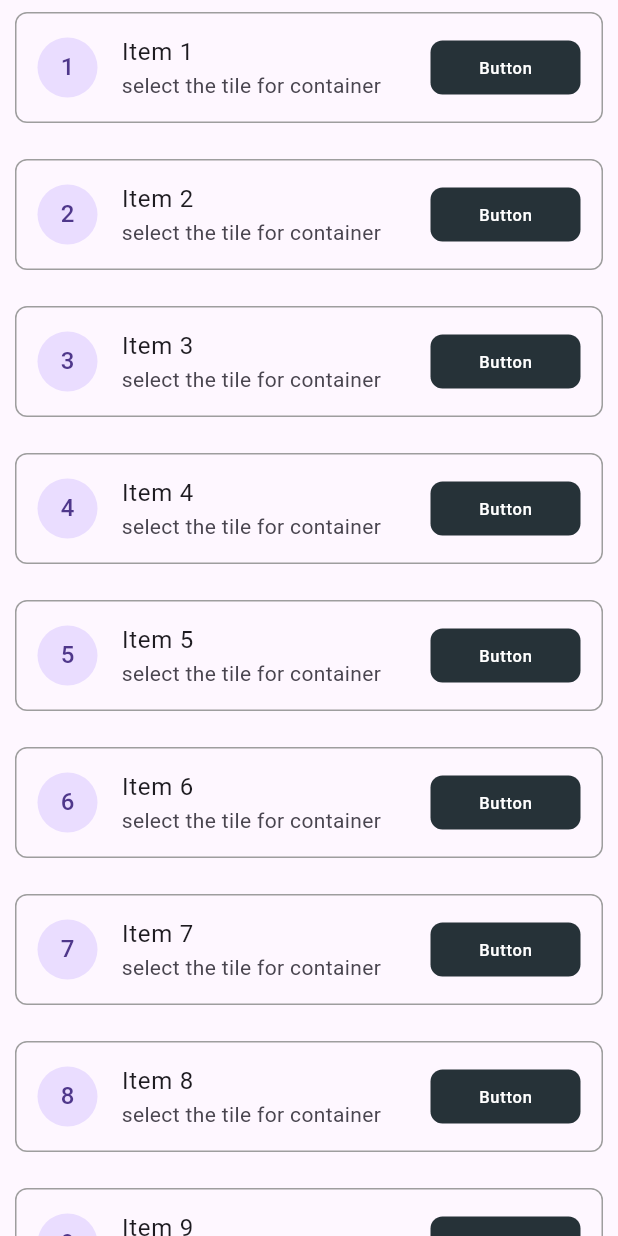
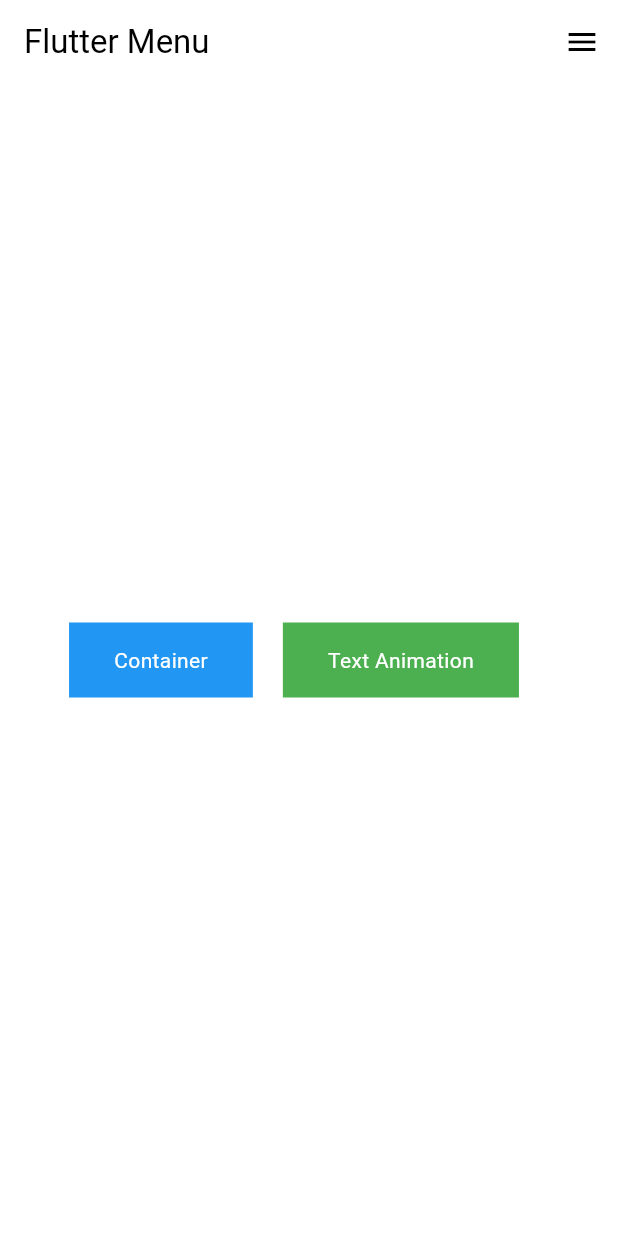
Before and after one commit to wh47/demo_animation, a Flutter app: the LoginPage screen opened directly, after a tap on "Sign In", on a phone screen of 412 x 824 dp. Run offline on Flutter 3.47's test engine with Material 3 defaults, Android fonts, the phone set to English and light mode, and no system bars; our stand-ins replace animate_do, animated_text_kit, iconly, sizer.

Commit message:
added some pages

```diff
--- a/analysis_options.yaml
+++ b/analysis_options.yaml
@@ -23,6 +23,6 @@ linter:
   rules:
     # avoid_print: false  # Uncomment to disable the `avoid_print` rule
     # prefer_single_quotes: true  # Uncomment to enable the `prefer_single_quotes` rule
-
+    prefer_const
 # Additional information about this file can be found at
 # https://dart.dev/guides/language/analysis-options
--- a/lib/main.dart
+++ b/lib/main.dart
@@ -12,8 +12,10 @@ class AnimatedLogin extends StatelessWidget {
   @override
   Widget build(BuildContext context) {
     return Sizer(
-      builder: (context, orientation, deviceType) =>
-          MaterialApp(home: WelcomePage()),
+      builder: (context, orientation, deviceType) => MaterialApp(
+        home: WelcomePage(),
+        debugShowCheckedModeBanner: false,
+      ),
     );
   }
 }
--- a/lib/pages/homescreen.dart
+++ /dev/null
@@ -1,67 +0,0 @@
-import 'package:flutter/material.dart';
-import 'package:animate_do/animate_do.dart';
-import 'package:flutter_application_1/pages/container.dart';
-
-class HomeScreen extends StatelessWidget {
-  @override
-  Widget build(BuildContext context) {
-    return Scaffold(
-      body: ListView.separated(
-        itemCount: 10,
-        separatorBuilder: (context, index) => SizedBox(height: 8),
-        itemBuilder: (context, index) {
-          return Padding(
-            padding: EdgeInsets.symmetric(vertical: 8.0),
-            child: Container(
-              margin: EdgeInsets.fromLTRB(10, 0, 10, 0),
-              decoration: BoxDecoration(
-                border: Border.all(color: Colors.grey),
-                borderRadius: BorderRadius.circular(8.0),
-              ),
-              child: ListTile(
-                onTap: () => Navigator.push(context,
-                    MaterialPageRoute(builder: (context) => SplashContainer())),
-                contentPadding: EdgeInsets.symmetric(horizontal: 14.0),
-                leading: FadeIn(
-                  duration: Duration(milliseconds: 3000),
-                  child: CircleAvatar(
-                    child: Text((index + 1).toString()),
-                  ),
-                ),
-                title: FadeIn(
-                  duration: Duration(milliseconds: 3000),
-                  child: Text('Item ${index + 1}'),
-                ),
-                subtitle: FadeIn(
-                  duration: Duration(milliseconds: 3000),
-                  child: Text('select the tile for container'),
-                ),
-                trailing: FadeIn(
-                  // Wrap the button container with FadeIn widget
-                  duration:
-                      Duration(milliseconds: 3000), // Set animation duration
-                  child: GestureDetector(
-                    onTap: () {},
-                    child: Container(
-                      height: 36,
-                      width: 100,
-                      decoration: BoxDecoration(
-                        color: Colors.blueGrey[900],
-                        borderRadius: BorderRadius.circular(8.0),
-                      ),
-                      alignment: Alignment.center,
-                      child: Text(
-                        'Button',
-                        style: TextStyle(color: Colors.white),
-                      ),
-                    ),
-                  ),
-                ),
-              ),
-            ),
-          );
-        },
-      ),
-    );
-  }
-}
--- a/lib/pages/login.dart
+++ b/lib/pages/login.dart
@@ -1,6 +1,6 @@
 import 'package:animate_do/animate_do.dart';
 import 'package:flutter/material.dart';
-import 'package:flutter_application_1/pages/homescreen.dart';
+import 'package:flutter_application_1/pages/sidemenu.dart';
 import 'package:iconly/iconly.dart';
 import 'package:sizer/sizer.dart';
 
@@ -208,7 +208,8 @@ class _LoginPageState extends State<LoginPage> {
                               Navigator.push(
                                   context,
                                   MaterialPageRoute(
-                                      builder: (context) => HomeScreen()));
+                                      builder: (context) =>
+                                          ExampleStaggeredAnimations()));
                             },
                             child: FadeInUp(
                                 delay: const Duration(milliseconds: 700),
--- /dev/null
+++ b/lib/pages/sidemenu.dart
@@ -0,0 +1,341 @@
+import 'package:flutter/material.dart';
+import 'package:flutter_application_1/pages/container.dart';
+import 'package:flutter_application_1/pages/textanimation.dart';
+
+class ExampleStaggeredAnimations extends StatefulWidget {
+  const ExampleStaggeredAnimations({
+    super.key,
+  });
+
+  @override
+  State<ExampleStaggeredAnimations> createState() =>
+      _ExampleStaggeredAnimationsState();
+}
+
+class _ExampleStaggeredAnimationsState extends State<ExampleStaggeredAnimations>
+    with SingleTickerProviderStateMixin {
+  late AnimationController _drawerSlideController;
+
+  @override
+  void initState() {
+    super.initState();
+
+    _drawerSlideController = AnimationController(
+      vsync: this,
+      duration: const Duration(milliseconds: 150),
+    );
+  }
+
+  @override
+  void dispose() {
+    _drawerSlideController.dispose();
+    super.dispose();
+  }
+
+  bool _isDrawerOpen() {
+    return _drawerSlideController.value == 1.0;
+  }
+
+  bool _isDrawerOpening() {
+    return _drawerSlideController.status == AnimationStatus.forward;
+  }
+
+  bool _isDrawerClosed() {
+    return _drawerSlideController.value == 0.0;
+  }
+
+  void _toggleDrawer() {
+    if (_isDrawerOpen() || _isDrawerOpening()) {
+      _drawerSlideController.reverse();
+    } else {
+      _drawerSlideController.forward();
+    }
+  }
+
+  @override
+  Widget build(BuildContext context) {
+    return Scaffold(
+      backgroundColor: Colors.white,
+      appBar: _buildAppBar(),
+      body: Stack(
+        children: [
+          _buildContent(),
+          _buildDrawer(),
+        ],
+      ),
+    );
+  }
+
+  PreferredSizeWidget _buildAppBar() {
+    return AppBar(
+      title: const Text(
+        'Flutter Menu',
+        style: TextStyle(
+          color: Colors.black,
+        ),
+      ),
+      backgroundColor: Colors.transparent,
+      elevation: 0.0,
+      automaticallyImplyLeading: false,
+      actions: [
+        AnimatedBuilder(
+          animation: _drawerSlideController,
+          builder: (context, child) {
+            return IconButton(
+              onPressed: _toggleDrawer,
+              icon: _isDrawerOpen() || _isDrawerOpening()
+                  ? const Icon(
+                      Icons.clear,
+                      color: Colors.black,
+                    )
+                  : const Icon(
+                      Icons.menu,
+                      color: Colors.black,
+                    ),
+            );
+          },
+        ),
+      ],
+    );
+  }
+
+  Widget _buildContent() {
+    return Center(
+      child: Row(
+        mainAxisAlignment: MainAxisAlignment.center,
+        children: [
+          GestureDetector(
+            onTap: () {
+              Navigator.push(context,
+                  MaterialPageRoute(builder: (context) => SplashContainer()));
+            },
+            child: Container(
+              padding: EdgeInsets.symmetric(vertical: 15, horizontal: 30),
+              color: Colors.blue,
+              child: Text(
+                'Container',
+                style: TextStyle(color: Colors.white),
+              ),
+            ),
+          ),
+          SizedBox(width: 20),
+          GestureDetector(
+            onTap: () {
+              Navigator.push(context,
+                  MaterialPageRoute(builder: (context) => AnimatedText()));
+            },
+            child: Container(
+              padding: EdgeInsets.symmetric(vertical: 15, horizontal: 30),
+              color: Colors.green,
+              child: Text(
+                'Text Animation',
+                style: TextStyle(color: Colors.white),
+              ),
+            ),
+          ),
+          SizedBox(width: 20),
+        ],
+      ),
+    );
+  }
+
+  Widget _buildDrawer() {
+    return AnimatedBuilder(
+      animation: _drawerSlideController,
+      builder: (context, child) {
+        return FractionalTranslation(
+          translation: Offset(1.0 - _drawerSlideController.value, 0.0),
+          child: _isDrawerClosed() ? const SizedBox() : const Menu(),
+        );
+      },
+    );
+  }
+}
+
+class Menu extends StatefulWidget {
+  const Menu({super.key});
+
+  @override
+  State<Menu> createState() => _MenuState();
+}
+
+class _MenuState extends State<Menu> with SingleTickerProviderStateMixin {
+  static const _menuTitles = [
+    'Declarative style',
+    'Premade widgets',
+    'Stateful hot reload',
+    'Native performance',
+    'Great community',
+  ];
+
+  static const _initialDelayTime = Duration(milliseconds: 50);
+  static const _itemSlideTime = Duration(milliseconds: 250);
+  static const _staggerTime = Duration(milliseconds: 50);
+  static const _buttonDelayTime = Duration(milliseconds: 150);
+  static const _buttonTime = Duration(milliseconds: 500);
+  final _animationDuration = _initialDelayTime +
+      (_staggerTime * _menuTitles.length) +
+      _buttonDelayTime +
+      _buttonTime;
+
+  late AnimationController _staggeredController;
+  final List<Interval> _itemSlideIntervals = [];
+  late Interval _buttonInterval;
+
+  @override
+  void initState() {
+    super.initState();
+
+    _createAnimationIntervals();
+
+    _staggeredController = AnimationController(
+      vsync: this,
+      duration: _animationDuration,
+    )..forward();
+  }
+
+  void _createAnimationIntervals() {
+    for (var i = 0; i < _menuTitles.length; ++i) {
+      final startTime = _initialDelayTime + (_staggerTime * i);
+      final endTime = startTime + _itemSlideTime;
+      _itemSlideIntervals.add(
+        Interval(
+          startTime.inMilliseconds / _animationDuration.inMilliseconds,
+          endTime.inMilliseconds / _animationDuration.inMilliseconds,
+        ),
+      );
+    }
+
+    final buttonStartTime =
+        Duration(milliseconds: (_menuTitles.length * 50)) + _buttonDelayTime;
+    final buttonEndTime = buttonStartTime + _buttonTime;
+    _buttonInterval = Interval(
+      buttonStartTime.inMilliseconds / _animationDuration.inMilliseconds,
+      buttonEndTime.inMilliseconds / _animationDuration.inMilliseconds,
+    );
+  }
+
+  @override
+  void dispose() {
+    _staggeredController.dispose();
+    super.dispose();
+  }
+
+  @override
+  Widget build(BuildContext context) {
+    return Container(
+      color: Colors.white,
+      child: Stack(
+        fit: StackFit.expand,
+        children: [
+          _buildFlutterLogo(),
+          _buildContent(),
+        ],
+      ),
+    );
+  }
+
+  Widget _buildFlutterLogo() {
+    return const Positioned(
+      right: -100,
+      bottom: -30,
+      child: Opacity(
+        opacity: 0.2,
+        child: FlutterLogo(
+          size: 400,
+        ),
+      ),
+    );
+  }
+
+  Widget _buildContent() {
+    return Column(
+      crossAxisAlignment: CrossAxisAlignment.start,
+      children: [
+        const SizedBox(height: 16),
+        ..._buildListItems(),
+        const Spacer(),
+        _buildGetStartedButton(),
+      ],
+    );
+  }
+
+  List<Widget> _buildListItems() {
+    final listItems = <Widget>[];
+    for (var i = 0; i < _menuTitles.length; ++i) {
+      listItems.add(
+        AnimatedBuilder(
+          animation: _staggeredController,
+          builder: (context, child) {
+            final animationPercent = Curves.easeOut.transform(
+              _itemSlideIntervals[i].transform(_staggeredController.value),
+            );
+            final opacity = animationPercent;
+            final slideDistance = (1.0 - animationPercent) * 150;
+
+            return Opacity(
+              opacity: opacity,
+              child: Transform.translate(
+                offset: Offset(slideDistance, 0),
+                child: child,
+              ),
+            );
+          },
+          child: Padding(
+            padding: const EdgeInsets.symmetric(horizontal: 36, vertical: 16),
+            child: Text(
+              _menuTitles[i],
+              textAlign: TextAlign.left,
+              style: const TextStyle(
+                fontSize: 24,
+                fontWeight: FontWeight.w500,
+              ),
+            ),
+          ),
+        ),
+      );
+    }
+    return listItems;
+  }
+
+  Widget _buildGetStartedButton() {
+    return SizedBox(
+      width: double.infinity,
+      child: Padding(
+        padding: const EdgeInsets.all(24),
+        child: AnimatedBuilder(
+          animation: _staggeredController,
+          builder: (context, child) {
+            final animationPercent = Curves.elasticOut.transform(
+                _buttonInterval.transform(_staggeredController.value));
+            final opacity = animationPercent.clamp(0.0, 1.0);
+            final scale = (animationPercent * 0.5) + 0.5;
+
+            return Opacity(
+              opacity: opacity,
+              child: Transform.scale(
+                scale: scale,
+                child: child,
+              ),
+            );
+          },
+          child: ElevatedButton(
+            style: ElevatedButton.styleFrom(
+              shape: const StadiumBorder(),
+              backgroundColor: Colors.blue,
+              padding: const EdgeInsets.symmetric(horizontal: 48, vertical: 14),
+            ),
+            onPressed: () {},
+            child: const Text(
+              'Get started',
+              style: TextStyle(
+                color: Colors.white,
+                fontSize: 22,
+              ),
+            ),
+          ),
+        ),
+      ),
+    );
+  }
+}
--- a/pubspec.yaml
+++ b/pubspec.yaml
@@ -37,6 +37,9 @@ dependencies:
   sizer: ^2.0.15
   iconly: ^1.0.1
   animate_do: ^3.3.4
+  vibration: ^1.8.4
+  animated_text_lerp: ^1.0.5
+  animated_text_kit: ^4.2.1
 
 dev_dependencies:
   flutter_test:
```
Also changed, not shown: lib/pages/container.dart (+11 -3 lines), lib/pages/textanimation.dart (added, +36 -0 lines), pubspec.lock, 1 other file.
